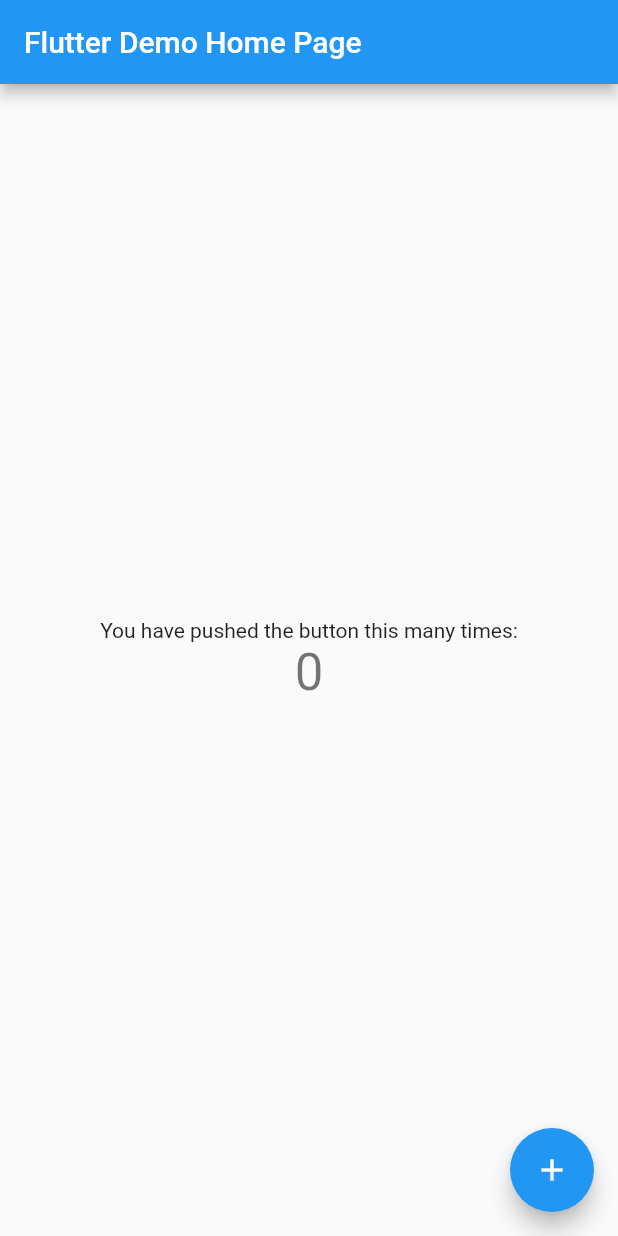
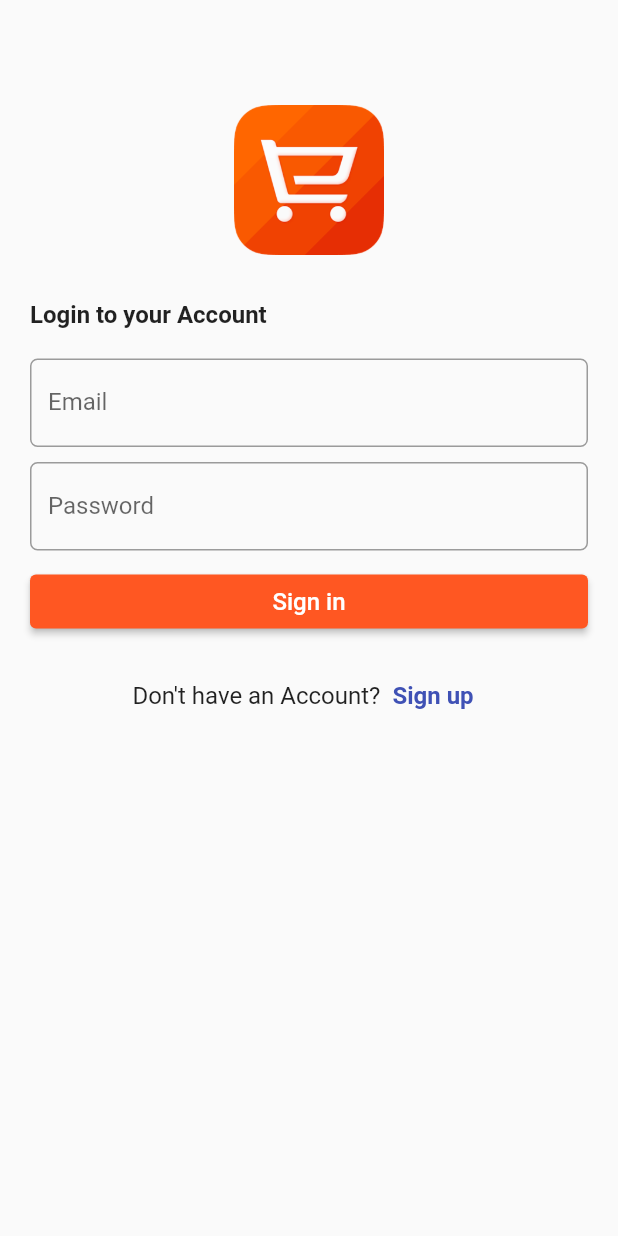
Before and after one commit to santoshghimire007/MajorProject_Ecommerce, a Flutter app: the screen it shows after launch, on a phone screen of 412 x 824 dp. Run offline on Flutter 3.47's test engine with Material 2 defaults, Android fonts, the phone set to English and light mode, and no system bars.

```diff
--- a/lib/main.dart
+++ b/lib/main.dart
@@ -1,3 +1,4 @@
+import 'package:ecommerce_major_project/screens/login_screen.dart';
 import 'package:flutter/material.dart';
 
 void main() {
@@ -7,109 +8,12 @@ void main() {
 class MyApp extends StatelessWidget {
   const MyApp({Key? key}) : super(key: key);
 
-  // This widget is the root of your application.
   @override
   Widget build(BuildContext context) {
-    return MaterialApp(
-      title: 'Flutter Demo',
-      theme: ThemeData(
-        // This is the theme of your application.
-        //
-        // Try running your application with "flutter run". You'll see the
-        // application has a blue toolbar. Then, without quitting the app, try
-        // changing the primarySwatch below to Colors.green and then invoke
-        // "hot reload" (press "r" in the console where you ran "flutter run",
-        // or simply save your changes to "hot reload" in a Flutter IDE).
-        // Notice that the counter didn't reset back to zero; the application
-        // is not restarted.
-        primarySwatch: Colors.blue,
-      ),
-      home: const MyHomePage(title: 'Flutter Demo Home Page'),
+    return const MaterialApp(
+
+      debugShowCheckedModeBanner: false,
+      home: LoginScreen(),
     );
   }
 }
-
-class MyHomePage extends StatefulWidget {
-  const MyHomePage({Key? key, required this.title}) : super(key: key);
-
-  // This widget is the home page of your application. It is stateful, meaning
-  // that it has a State object (defined below) that contains fields that affect
-  // how it looks.
-
-  // This class is the configuration for the state. It holds the values (in this
-  // case the title) provided by the parent (in this case the App widget) and
-  // used by the build method of the State. Fields in a Widget subclass are
-  // always marked "final".
-
-  final String title;
-
-  @override
-  State<MyHomePage> createState() => _MyHomePageState();
-}
-
-class _MyHomePageState extends State<MyHomePage> {
-  int _counter = 0;
-
-  void _incrementCounter() {
-    setState(() {
-      // This call to setState tells the Flutter framework that something has
-      // changed in this State, which causes it to rerun the build method below
-      // so that the display can reflect the updated values. If we changed
-      // _counter without calling setState(), then the build method would not be
-      // called again, and so nothing would appear to happen.
-      _counter++;
-    });
-  }
-
-  @override
-  Widget build(BuildContext context) {
-    // This method is rerun every time setState is called, for instance as done
-    // by the _incrementCounter method above.
-    //
-    // The Flutter framework has been optimized to make rerunning build methods
-    // fast, so that you can just rebuild anything that needs updating rather
-    // than having to individually change instances of widgets.
-    return Scaffold(
-      appBar: AppBar(
-        // Here we take the value from the MyHomePage object that was created by
-        // the App.build method, and use it to set our appbar title.
-        title: Text(widget.title),
-      ),
-      body: Center(
-        // Center is a layout widget. It takes a single child and positions it
-        // in the middle of the parent.
-        child: Column(
-          // Column is also a layout widget. It takes a list of children and
-          // arranges them vertically. By default, it sizes itself to fit its
-          // children horizontally, and tries to be as tall as its parent.
-          //
-          // Invoke "debug painting" (press "p" in the console, choose the
-          // "Toggle Debug Paint" action from the Flutter Inspector in Android
-          // Studio, or the "Toggle Debug Paint" command in Visual Studio Code)
-          // to see the wireframe for each widget.
-          //
-          // Column has various properties to control how it sizes itself and
-          // how it positions its children. Here we use mainAxisAlignment to
-          // center the children vertically; the main axis here is the vertical
-          // axis because Columns are vertical (the cross axis would be
-          // horizontal).
-          mainAxisAlignment: MainAxisAlignment.center,
-          children: <Widget>[
-            const Text(
-              'You have pushed the button this many times:',
-            ),
-            Text(
-              '$_counter',
-              style: Theme.of(context).textTheme.headline4,
-            ),
-          ],
-        ),
-      ),
-      floatingActionButton: FloatingActionButton(
-        onPressed: _incrementCounter,
-        tooltip: 'Increment',
-        child: const Icon(Icons.add),
-      ), // This trailing comma makes auto-formatting nicer for build methods.
-    );
-  }
-}
--- /dev/null
+++ b/lib/screens/login_screen.dart
@@ -0,0 +1,99 @@
+import 'package:ecommerce_major_project/screens/signup_screen.dart';
+import 'package:ecommerce_major_project/widgets/textfield_widget.dart';
+import 'package:flutter/material.dart';
+
+class LoginScreen extends StatefulWidget {
+  const LoginScreen({Key? key}) : super(key: key);
+
+  @override
+  State<LoginScreen> createState() => _LoginScreenState();
+}
+
+class _LoginScreenState extends State<LoginScreen> {
+  TextEditingController emailConroller = TextEditingController();
+  TextEditingController passwordConroller = TextEditingController();
+  @override
+  Widget build(BuildContext context) {
+    return Scaffold(
+      body: SafeArea(
+        child: Padding(
+          padding: const EdgeInsets.symmetric(horizontal: 20),
+          child: SingleChildScrollView(
+            child: Center(
+              child: Column(
+                children: [
+                  const SizedBox(height: 70),
+                  SizedBox(
+                    height: 100,
+                    width: 100,
+                    child: Image.asset('assets/images/logoe.png'),
+                  ),
+                  const SizedBox(
+                    height: 30,
+                  ),
+                  const Align(
+                    alignment: Alignment.topLeft,
+                    child: Text(
+                      'Login to your Account',
+                      style:
+                          TextStyle(fontWeight: FontWeight.bold, fontSize: 16),
+                    ),
+                  ),
+                  const SizedBox(
+                    height: 20,
+                  ),
+                  TextfieldWidget(
+                      controllerValue: emailConroller, lblText: 'Email'),
+                  const SizedBox(
+                    height: 10,
+                  ),
+                  TextfieldWidget(
+                      controllerValue: passwordConroller, lblText: 'Password'),
+                  const SizedBox(
+                    height: 10,
+                  ),
+                  SizedBox(
+                      width: double.infinity,
+                      child: ElevatedButton(
+                          style: ButtonStyle(
+                              backgroundColor:
+                                  MaterialStateProperty.all(Colors.deepOrange)),
+                          onPressed: () {},
+                          child: const Text(
+                            'Sign in',
+                            style: TextStyle(fontSize: 16),
+                          ))),
+                  const SizedBox(height: 15),
+                  Row(
+                    mainAxisAlignment: MainAxisAlignment.center,
+                    children: <Widget>[
+                      const Text(
+                        "Don't have an Account?",
+                        style: TextStyle(fontSize: 16),
+                      ),
+                      TextButton(
+                          onPressed: () {
+                            Navigator.push(
+                                context,
+                                MaterialPageRoute(
+                                    builder: (context) =>
+                                        const SignUpScreen()));
+                          },
+                          child: const Text(
+                            'Sign up',
+                            style: TextStyle(
+                                color: Colors.indigo,
+                                fontWeight: FontWeight.bold,
+                                fontSize: 16),
+                          ))
+                    ],
+                  )
+                ],
+              ),
+            ),
+          ),
+        ),
+      ),
+    );
+  }
+}
--- /dev/null
+++ b/lib/widgets/textfield_widget.dart
@@ -0,0 +1,31 @@
+import 'package:flutter/material.dart';
+
+class TextfieldWidget extends StatefulWidget {
+  final TextEditingController controllerValue;
+  final String lblText;
+  const TextfieldWidget({
+    Key? key,
+    required this.controllerValue,
+    required this.lblText,
+  }) : super(key: key);
+
+  @override
+  _TextfieldWidgetState createState() => _TextfieldWidgetState();
+}
+
+class _TextfieldWidgetState extends State<TextfieldWidget> {
+  @override
+  Widget build(BuildContext context) {
+    return TextField(
+      controller: widget.controllerValue,
+      decoration: InputDecoration(
+        hintText: 'Enter ${widget.lblText}',
+        hintStyle: const TextStyle(fontWeight: FontWeight.bold),
+        labelText: widget.lblText,
+        border: OutlineInputBorder(
+          borderRadius: BorderRadius.circular(5),
+        ),
+      ),
+    );
+  }
+}
--- a/pubspec.yaml
+++ b/pubspec.yaml
@@ -58,9 +58,8 @@ flutter:
   uses-material-design: true
 
   # To add assets to your application, add an assets section, like this:
-  # assets:
-  #   - images/a_dot_burr.jpeg
-  #   - images/a_dot_ham.jpeg
+  assets:
+    - assets/images/
 
   # An image asset can refer to one or more resolution-specific "variants", see
   # https://flutter.dev/assets-and-images/#resolution-aware.
```
Also changed, not shown: lib/screens/signup_screen.dart (added, +96 -0 lines), assets/images/elogo.jpg (added), assets/images/logoe.png (added).
